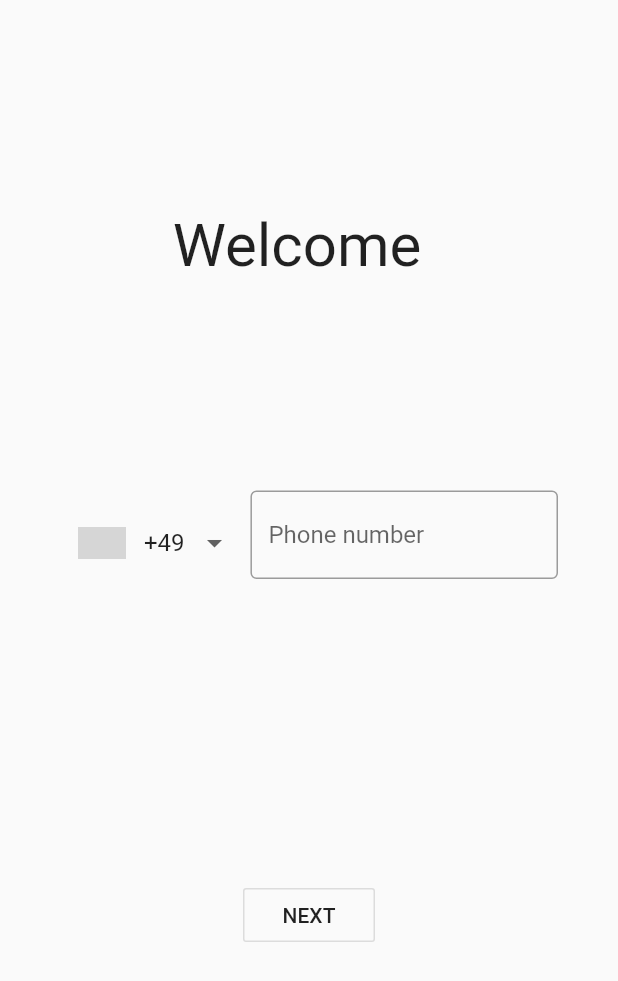
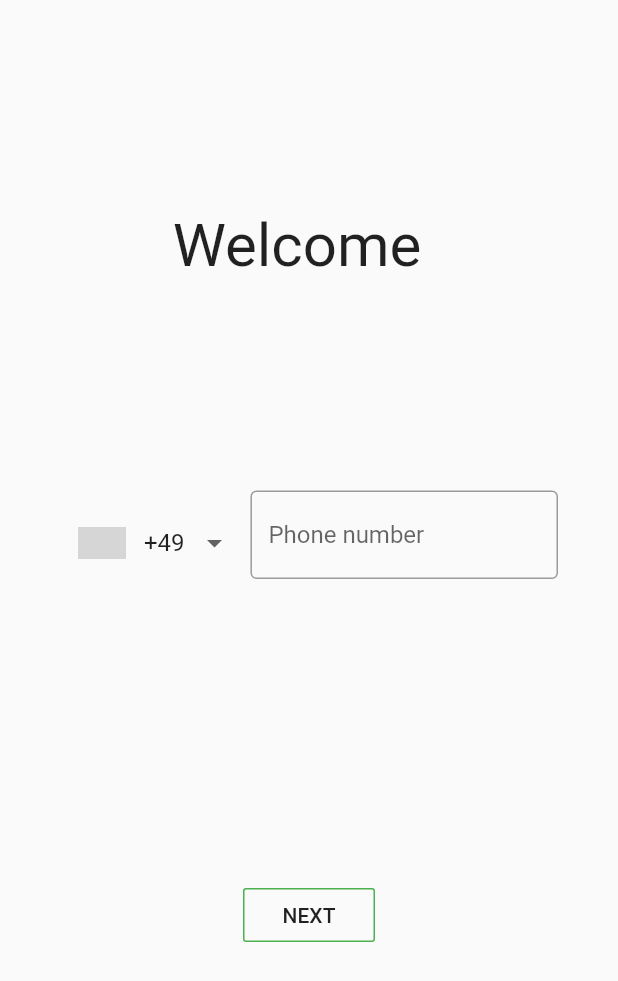
Before and after one commit to Tokariev/delivery, a Flutter app: the screen it shows after launch, on a phone screen of 412 x 824 dp. Shown: the top 981 px of the screen. Run offline on Flutter 3.47's test engine with Material 2 defaults, Android fonts, the phone set to English and light mode, and no system bars; drawn by our look-alikes of intl_phone_number_input; grey boxes are pictures that could not be loaded.

Commit message:
set button border-color to green

```diff
--- a/lib/src/screens/enterPhoneNumber.dart
+++ b/lib/src/screens/enterPhoneNumber.dart
@@ -56,6 +56,7 @@ class _EnterPhoneNumberState extends State<EnterPhoneNumber> {
             Padding(
               padding: const EdgeInsets.only(top: 200.0),
               child: OutlineButton(
+                borderSide: BorderSide(color: Colors.green),
                 child: Text('NEXT'),
                 onPressed: () {
                   //TODO next screen
```
